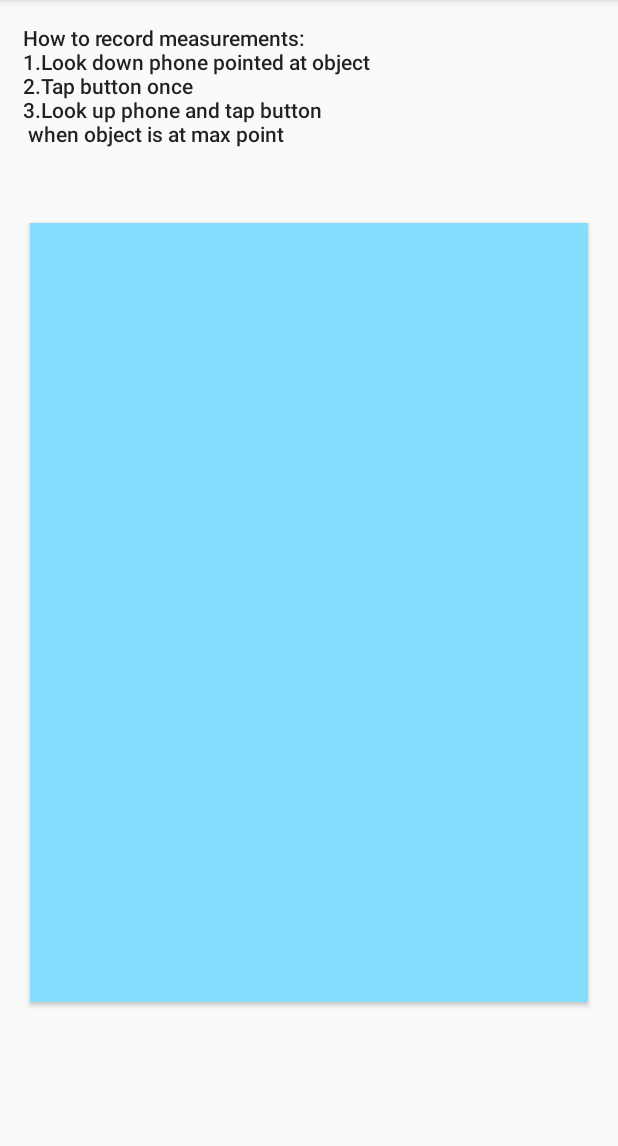
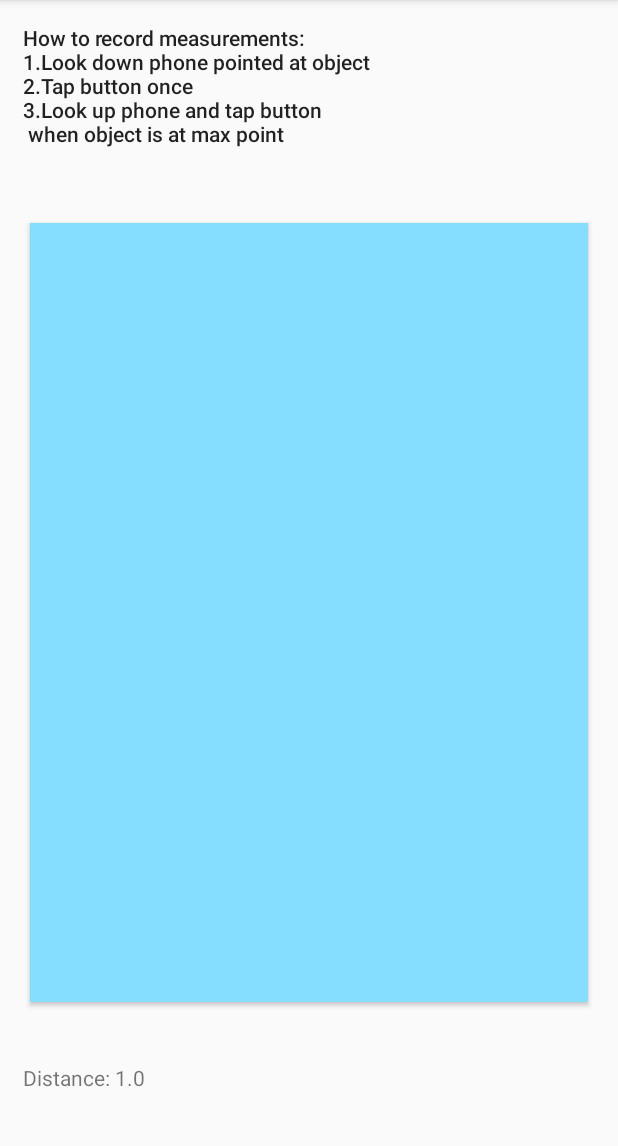
Before and after one commit to MasonMcV/Measurematics, an Android app: the screen it shows after launch (GatheringData), after a tap on "START", on a phone screen of 412 x 824 dp, the part 84-1230 px from its top. Run offline under Robolectric (Android 15) with nearby library versions, the phone set to English and light mode, and no system bars.

Commit message:
Passing values from page to page and distance exception case

```diff
--- a/app/src/main/java/com/msquared/physicskinematics/GatheringData.java
+++ b/app/src/main/java/com/msquared/physicskinematics/GatheringData.java
@@ -6,6 +6,7 @@ import android.os.Bundle;
 import android.util.Log;
 import android.view.View;
 import android.widget.Button;
+import android.widget.EditText;
 import android.widget.TextView;
 
 import java.util.Locale;
@@ -15,6 +16,7 @@ public class GatheringData extends AppCompatActivity implements Orientation.List
 
     private Orientation mOrientation;
     float[] dataMaxMin = {0,0};
+    double _distance;
 
     @Override
     protected void onCreate(Bundle savedInstanceState) {
@@ -23,8 +25,12 @@ public class GatheringData extends AppCompatActivity implements Orientation.List
 
         mOrientation = new Orientation(this);
 
-
         Intent intent = getIntent();
+        Bundle b = this.getIntent().getExtras();
+        double[] array = b.getDoubleArray("key");
+        _distance = array[0];
+        TextView distanceTextView = findViewById(R.id.textView4);
+        distanceTextView.setText("Distance: " + _distance);
     }
 
     @Override
@@ -56,6 +62,9 @@ public class GatheringData extends AppCompatActivity implements Orientation.List
         Log.d("Data","Data = " + dataMaxMin[0] + dataMaxMin[1]);
 
         Intent myIntent2 = new Intent(this, Results.class);
+        Bundle c = new Bundle();
+        c.putDoubleArray("key", new double[]{_distance, dataMaxMin[0], dataMaxMin[1]});
+        myIntent2.putExtras(c);
         startActivity(myIntent2);
         // TODO: Add the stuff that makes it go to the text activity and pass the dataMaxMin variable
     }
--- a/app/src/main/java/com/msquared/physicskinematics/MainActivity.java
+++ b/app/src/main/java/com/msquared/physicskinematics/MainActivity.java
@@ -4,6 +4,7 @@ import android.content.Intent;
 import android.support.v7.app.AppCompatActivity;
 import android.os.Bundle;
 import android.view.View;
+import android.widget.EditText;
 
 public class MainActivity extends AppCompatActivity
 {
@@ -24,7 +25,14 @@ public class MainActivity extends AppCompatActivity
 
 
     public void onButtonClick(View view){
+        Bundle b = new Bundle();
+        EditText editText = (EditText) findViewById(R.id.editText);
+        String message = editText.getText().toString();
+        double distance = 1.0;
+        if(!message.matches("")) distance = Double.parseDouble(message);
+        b.putDoubleArray("key", new double[]{distance});
         Intent myIntent = new Intent(this, GatheringData.class);
+        myIntent.putExtras(b);
         startActivity(myIntent);
     }
 }
--- a/app/src/main/res/layout/activity_gathering_data.xml
+++ b/app/src/main/res/layout/activity_gathering_data.xml
@@ -32,4 +32,13 @@
         app:layout_constraintStart_toStartOf="parent"
         app:layout_constraintTop_toBottomOf="@+id/textView2" />
 
+    <TextView
+        android:id="@+id/textView4"
+        android:layout_width="wrap_content"
+        android:layout_height="wrap_content"
+        android:layout_marginBottom="40dp"
+        android:layout_marginStart="15dp"
+        app:layout_constraintBottom_toBottomOf="parent"
+        app:layout_constraintStart_toStartOf="parent" />
+
 </android.support.constraint.ConstraintLayout>
```
Also changed, not shown: app/src/main/java/com/msquared/physicskinematics/Results.java (+7 -0 lines).
